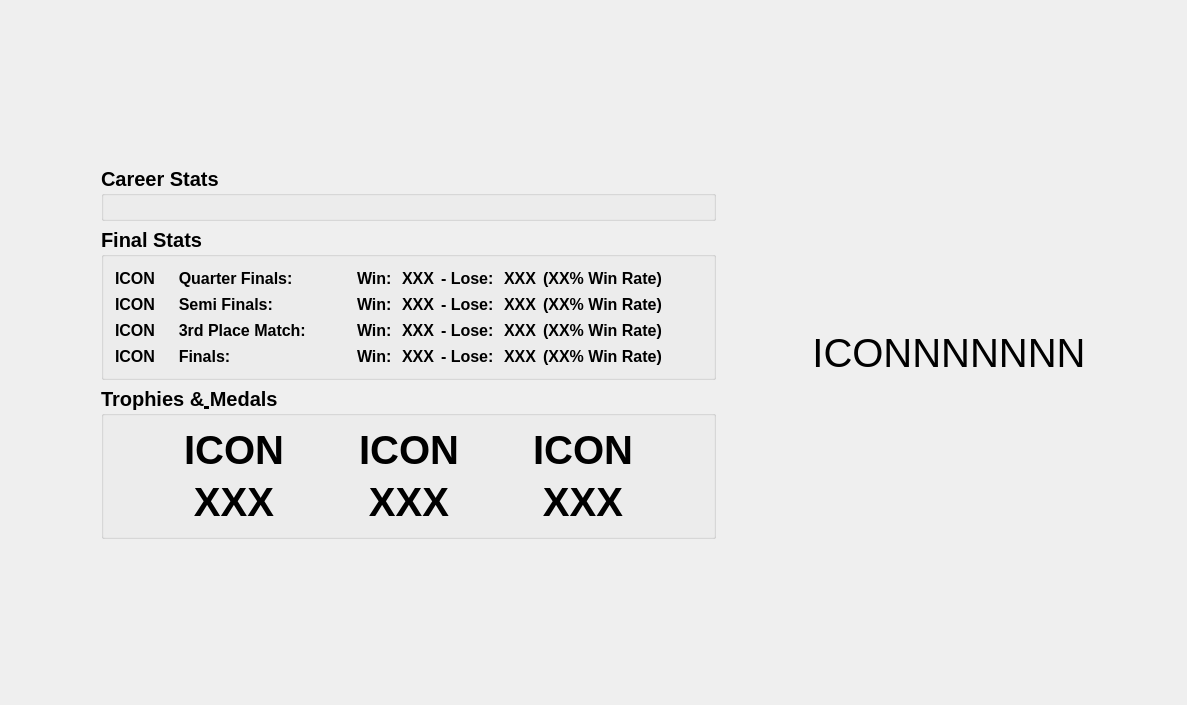
First picture: the form in src/app/AchievementsPage.ui, repository KadirEmreAVCI/MasterTennisApp, before the edit.
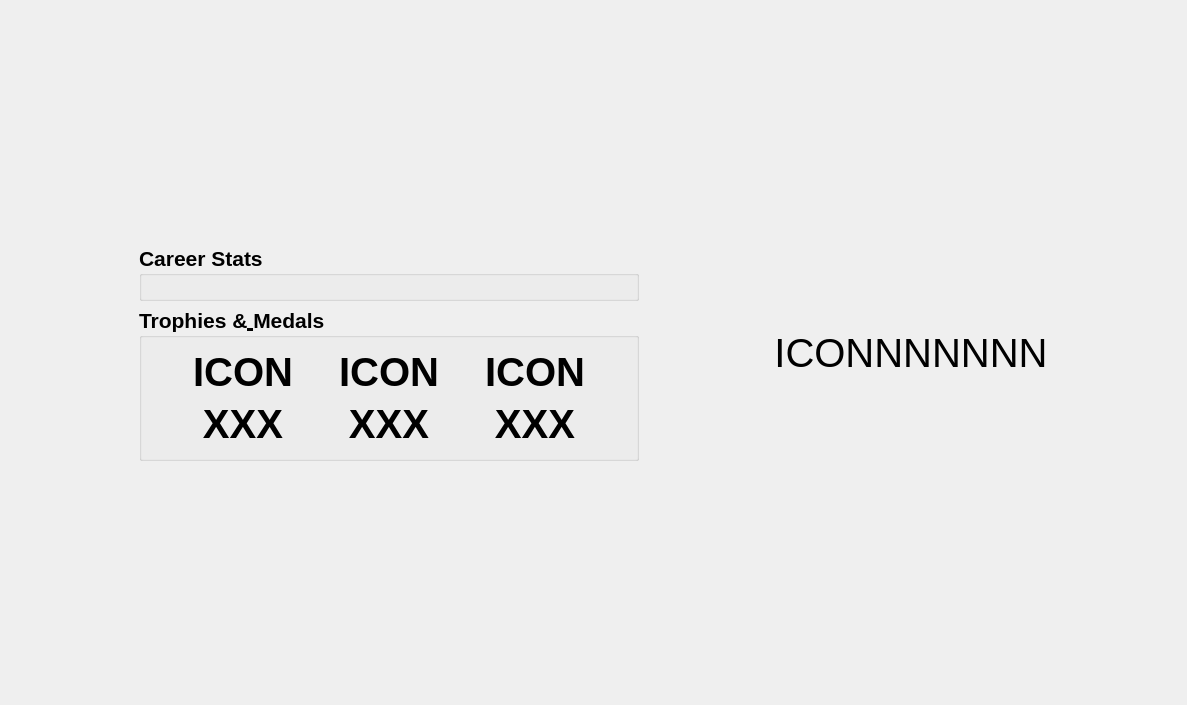
Second picture: the form after the edit.

Commit message: Career stats and final stats have been merged in AchievementsPage.

```diff
--- a/src/app/AchievementsPage.ui
+++ b/src/app/AchievementsPage.ui
@@ -48,7 +48,7 @@
         <widget class="QGroupBox" name="groupBox_CareerStats">
          <property name="font">
           <font>
-           <pointsize>15</pointsize>
+           <pointsize>16</pointsize>
            <bold>true</bold>
           </font>
          </property>
@@ -62,558 +62,11 @@
          </layout>
         </widget>
        </item>
-       <item>
-        <widget class="QGroupBox" name="groupBox_FinalsStats">
-         <property name="font">
-          <font>
-           <pointsize>15</pointsize>
-           <bold>true</bold>
-          </font>
-         </property>
-         <property name="title">
-          <string>Final Stats</string>
-         </property>
-         <layout class="QGridLayout" name="gridLayout_2">
-          <item row="0" column="1">
-           <layout class="QVBoxLayout" name="verticalLayout_3">
-            <item>
-             <layout class="QHBoxLayout" name="horizontalLayout_17">
-              <item>
-               <widget class="QLabel" name="label_37">
-                <property name="font">
-                 <font>
-                  <pointsize>12</pointsize>
-                  <fontweight>DemiBold</fontweight>
-                 </font>
-                </property>
-                <property name="text">
-                 <string>Win: </string>
-                </property>
-               </widget>
-              </item>
-              <item>
-               <widget class="QLabel" name="label_QuarterFinalWin">
-                <property name="font">
-                 <font>
-                  <pointsize>12</pointsize>
-                  <fontweight>DemiBold</fontweight>
-                 </font>
-                </property>
-                <property name="text">
-                 <string>XXX</string>
-                </property>
-               </widget>
-              </item>
-              <item>
-               <widget class="QLabel" name="label_38">
-                <property name="font">
-                 <font>
-                  <pointsize>12</pointsize>
-                  <fontweight>DemiBold</fontweight>
-                 </font>
-                </property>
-                <property name="text">
-                 <string>- Lose: </string>
-                </property>
-               </widget>
-              </item>
-              <item>
-               <widget class="QLabel" name="label_QuarterFinalLose">
-                <property name="font">
-                 <font>
-                  <pointsize>12</pointsize>
-                  <fontweight>DemiBold</fontweight>
-                 </font>
-                </property>
-                <property name="text">
-                 <string>XXX</string>
-                </property>
-               </widget>
-              </item>
-              <item>
-               <widget class="QLabel" name="label_QuarterFinalWinRate">
-                <property name="font">
-                 <font>
-                  <pointsize>12</pointsize>
-                  <fontweight>DemiBold</fontweight>
-                 </font>
-                </property>
-                <property name="text">
-                 <string>(XX% Win Rate)</string>
-                </property>
-               </widget>
-              </item>
-              <item>
-               <spacer name="horizontalSpacer_27">
-                <property name="font">
-                 <font>
-                  <pointsize>20</pointsize>
-                  <fontweight>DemiBold</fontweight>
-                 </font>
-                </property>
-                <property name="orientation">
-                 <enum>Qt::Orientation::Horizontal</enum>
-                </property>
-                <property name="sizeHint" stdset="0">
-                 <size>
-                  <width>40</width>
-                  <height>20</height>
-                 </size>
-                </property>
-               </spacer>
-              </item>
-             </layout>
-            </item>
-            <item>
-             <layout class="QHBoxLayout" name="horizontalLayout_21">
-              <item>
-               <widget class="QLabel" name="label_39">
-                <property name="font">
-                 <font>
-                  <pointsize>12</pointsize>
-                  <fontweight>DemiBold</fontweight>
-                 </font>
-                </property>
-                <property name="text">
-                 <string>Win: </string>
-                </property>
-               </widget>
-              </item>
-              <item>
-               <widget class="QLabel" name="label_SemiFinalsWin">
-                <property name="font">
-                 <font>
-                  <pointsize>12</pointsize>
-                  <fontweight>DemiBold</fontweight>
-                 </font>
-                </property>
-                <property name="text">
-                 <string>XXX</string>
-                </property>
-               </widget>
-              </item>
-              <item>
-               <widget class="QLabel" name="label_40">
-                <property name="font">
-                 <font>
-                  <pointsize>12</pointsize>
-                  <fontweight>DemiBold</fontweight>
-                 </font>
-                </property>
-                <property name="text">
-                 <string>- Lose: </string>
-                </property>
-               </widget>
-              </item>
-              <item>
-               <widget class="QLabel" name="label_SemiFinalsLose">
-                <property name="font">
-                 <font>
-                  <pointsize>12</pointsize>
-                  <fontweight>DemiBold</fontweight>
-                 </font>
-                </property>
-                <property name="text">
-                 <string>XXX</string>
-                </property>
-               </widget>
-              </item>
-              <item>
-               <widget class="QLabel" name="label_SemiFinalsWinRate">
-                <property name="font">
-                 <font>
-                  <pointsize>12</pointsize>
-                  <fontweight>DemiBold</fontweight>
-                 </font>
-                </property>
-                <property name="text">
-                 <string>(XX% Win Rate)</string>
-                </property>
-               </widget>
-              </item>
-              <item>
-               <spacer name="horizontalSpacer_28">
-                <property name="font">
-                 <font>
-                  <pointsize>20</pointsize>
-                  <fontweight>DemiBold</fontweight>
-                 </font>
-                </property>
-                <property name="orientation">
-                 <enum>Qt::Orientation::Horizontal</enum>
-                </property>
-                <property name="sizeHint" stdset="0">
-                 <size>
-                  <width>40</width>
-                  <height>20</height>
-                 </size>
-                </property>
-               </spacer>
-              </item>
-             </layout>
-            </item>
-            <item>
-             <layout class="QHBoxLayout" name="horizontalLayout_22">
-              <item>
-               <widget class="QLabel" name="label_41">
-                <property name="font">
-                 <font>
-                  <pointsize>12</pointsize>
-                  <fontweight>DemiBold</fontweight>
-                 </font>
-                </property>
-                <property name="text">
-                 <string>Win: </string>
-                </property>
-               </widget>
-              </item>
-              <item>
-               <widget class="QLabel" name="label_3rdPlaceMatchWin">
-                <property name="font">
-                 <font>
-                  <pointsize>12</pointsize>
-                  <fontweight>DemiBold</fontweight>
-                 </font>
-                </property>
-                <property name="text">
-                 <string>XXX</string>
-                </property>
-               </widget>
-              </item>
-              <item>
-               <widget class="QLabel" name="label_42">
-                <property name="font">
-                 <font>
-                  <pointsize>12</pointsize>
-                  <fontweight>DemiBold</fontweight>
-                 </font>
-                </property>
-                <property name="text">
-                 <string>- Lose: </string>
-                </property>
-               </widget>
-              </item>
-              <item>
-               <widget class="QLabel" name="label_3rdPlaceMatchLose">
-                <property name="font">
-                 <font>
-                  <pointsize>12</pointsize>
-                  <fontweight>DemiBold</fontweight>
-                 </font>
-                </property>
-                <property name="text">
-                 <string>XXX</string>
-                </property>
-               </widget>
-              </item>
-              <item>
-               <widget class="QLabel" name="label_3rdPlaceMatchWinRate">
-                <property name="font">
-                 <font>
-                  <pointsize>12</pointsize>
-                  <fontweight>DemiBold</fontweight>
-                 </font>
-                </property>
-                <property name="text">
-                 <string>(XX% Win Rate)</string>
-                </property>
-               </widget>
-              </item>
-              <item>
-               <spacer name="horizontalSpacer_29">
-                <property name="font">
-                 <font>
-                  <pointsize>20</pointsize>
-                  <fontweight>DemiBold</fontweight>
-                 </font>
-                </property>
-                <property name="orientation">
-                 <enum>Qt::Orientation::Horizontal</enum>
-                </property>
-                <property name="sizeHint" stdset="0">
-                 <size>
-                  <width>40</width>
-                  <height>20</height>
-                 </size>
-                </property>
-               </spacer>
-              </item>
-             </layout>
-            </item>
-            <item>
-             <layout class="QHBoxLayout" name="horizontalLayout_23">
-              <item>
-               <widget class="QLabel" name="label_43">
-                <property name="font">
-                 <font>
-                  <pointsize>12</pointsize>
-                  <fontweight>DemiBold</fontweight>
-                 </font>
-                </property>
-                <property name="text">
-                 <string>Win: </string>
-                </property>
-               </widget>
-              </item>
-              <item>
-               <widget class="QLabel" name="label_FinalsWin">
-                <property name="font">
-                 <font>
-                  <pointsize>12</pointsize>
-                  <fontweight>DemiBold</fontweight>
-                 </font>
-                </property>
-                <property name="text">
-                 <string>XXX</string>
-                </property>
-               </widget>
-              </item>
-              <item>
-               <widget class="QLabel" name="label_44">
-                <property name="font">
-                 <font>
-                  <pointsize>12</pointsize>
-                  <fontweight>DemiBold</fontweight>
-                 </font>
-                </property>
-                <property name="text">
-                 <string>- Lose: </string>
-                </property>
-               </widget>
-              </item>
-              <item>
-               <widget class="QLabel" name="label_FinalsLose">
-                <property name="font">
-                 <font>
-                  <pointsize>12</pointsize>
-                  <fontweight>DemiBold</fontweight>
-                 </font>
-                </property>
-                <property name="text">
-                 <string>XXX</string>
-                </property>
-               </widget>
-              </item>
-              <item>
-               <widget class="QLabel" name="label_FinalsWinRate">
-                <property name="font">
-                 <font>
-                  <pointsize>12</pointsize>
-                  <fontweight>DemiBold</fontweight>
-                 </font>
-                </property>
-                <property name="text">
-                 <string>(XX% Win Rate)</string>
-                </property>
-               </widget>
-              </item>
-              <item>
-               <spacer name="horizontalSpacer_30">
-                <property name="font">
-                 <font>
-                  <pointsize>20</pointsize>
-                  <fontweight>DemiBold</fontweight>
-                 </font>
-                </property>
-                <property name="orientation">
-                 <enum>Qt::Orientation::Horizontal</enum>
-                </property>
-                <property name="sizeHint" stdset="0">
-                 <size>
-                  <width>40</width>
-                  <height>20</height>
-                 </size>
-                </property>
-               </spacer>
-              </item>
-             </layout>
-            </item>
-           </layout>
-          </item>
-          <item row="0" column="0">
-           <layout class="QVBoxLayout" name="verticalLayout_FinalsNames">
-            <item>
-             <layout class="QHBoxLayout" name="horizontalLayout_25">
-              <item>
-               <widget class="QLabel" name="label_IconQuarterFinals">
-                <property name="font">
-                 <font>
-                  <pointsize>12</pointsize>
-                  <fontweight>DemiBold</fontweight>
-                 </font>
-                </property>
-                <property name="text">
-                 <string>ICON</string>
-                </property>
-               </widget>
-              </item>
-              <item>
-               <widget class="QLabel" name="label_FeatureQuarterFinal">
-                <property name="font">
-                 <font>
-                  <pointsize>12</pointsize>
-                  <fontweight>DemiBold</fontweight>
-                 </font>
-                </property>
-                <property name="text">
-                 <string>    Quarter Finals: </string>
-                </property>
-               </widget>
-              </item>
-              <item>
-               <spacer name="horizontalSpacer_11">
-                <property name="orientation">
-                 <enum>Qt::Orientation::Horizontal</enum>
-                </property>
-                <property name="sizeHint" stdset="0">
-                 <size>
-                  <width>40</width>
-                  <height>20</height>
-                 </size>
-                </property>
-               </spacer>
-              </item>
-             </layout>
-            </item>
-            <item>
-             <layout class="QHBoxLayout" name="horizontalLayout_26">
-              <item>
-               <widget class="QLabel" name="label_IconSemiFinals">
-                <property name="font">
-                 <font>
-                  <pointsize>12</pointsize>
-                  <fontweight>DemiBold</fontweight>
-                 </font>
-                </property>
-                <property name="text">
-                 <string>ICON</string>
-                </property>
-               </widget>
-              </item>
-              <item>
-               <widget class="QLabel" name="label_FeatureSemiFinals">
-                <property name="font">
-                 <font>
-                  <pointsize>12</pointsize>
-                  <fontweight>DemiBold</fontweight>
-                 </font>
-                </property>
-                <property name="text">
-                 <string>    Semi Finals: </string>
-                </property>
-               </widget>
-              </item>
-              <item>
-               <spacer name="horizontalSpacer_12">
-                <property name="orientation">
-                 <enum>Qt::Orientation::Horizontal</enum>
-                </property>
-                <property name="sizeHint" stdset="0">
-                 <size>
-                  <width>40</width>
-                  <height>20</height>
-                 </size>
-                </property>
-               </spacer>
-              </item>
-             </layout>
-            </item>
-            <item>
-             <layout class="QHBoxLayout" name="horizontalLayout_27">
-              <item>
-               <widget class="QLabel" name="label_Icon3rdPlaceMatch">
-                <property name="font">
-                 <font>
-                  <pointsize>12</pointsize>
-                  <fontweight>DemiBold</fontweight>
-                 </font>
-                </property>
-                <property name="text">
-                 <string>ICON</string>
-                </property>
-               </widget>
-              </item>
-              <item>
-               <widget class="QLabel" name="label_FeatureSemiFinals_2">
-                <property name="font">
-                 <font>
-                  <pointsize>12</pointsize>
-                  <fontweight>DemiBold</fontweight>
-                 </font>
-                </property>
-                <property name="text">
-                 <string>    3rd Place Match: </string>
-                </property>
-               </widget>
-              </item>
-              <item>
-               <spacer name="horizontalSpacer_13">
-                <property name="orientation">
-                 <enum>Qt::Orientation::Horizontal</enum>
-                </property>
-                <property name="sizeHint" stdset="0">
-                 <size>
-                  <width>40</width>
-                  <height>20</height>
-                 </size>
-                </property>
-               </spacer>
-              </item>
-             </layout>
-            </item>
-            <item>
-             <layout class="QHBoxLayout" name="horizontalLayout_28">
-              <item>
-               <widget class="QLabel" name="label_IconFinals">
-                <property name="font">
-                 <font>
-                  <pointsize>12</pointsize>
-                  <fontweight>DemiBold</fontweight>
-                 </font>
-                </property>
-                <property name="text">
-                 <string>ICON</string>
-                </property>
-               </widget>
-              </item>
-              <item>
-               <widget class="QLabel" name="label_FeatureFinals">
-                <property name="font">
-                 <font>
-                  <pointsize>12</pointsize>
-                  <fontweight>DemiBold</fontweight>
-                 </font>
-                </property>
-                <property name="text">
-                 <string>    Finals: </string>
-                </property>
-               </widget>
-              </item>
-              <item>
-               <spacer name="horizontalSpacer_14">
-                <property name="orientation">
-                 <enum>Qt::Orientation::Horizontal</enum>
-                </property>
-                <property name="sizeHint" stdset="0">
-                 <size>
-                  <width>40</width>
-                  <height>20</height>
-                 </size>
-                </property>
-               </spacer>
-              </item>
-             </layout>
-            </item>
-           </layout>
-          </item>
-         </layout>
-        </widget>
-       </item>
        <item>
         <widget class="QGroupBox" name="groupBox">
          <property name="font">
           <font>
-           <pointsize>15</pointsize>
+           <pointsize>16</pointsize>
            <bold>true</bold>
           </font>
          </property>
```
The commit also changes 10 other files.
